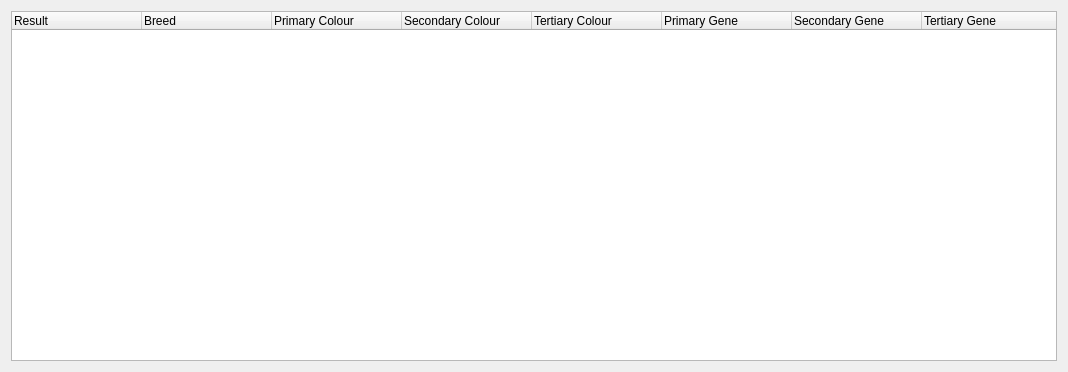
The window that pairingresultsdialog.ui (TheCalpolMan/flight-rising-breeding-tracker) describes before a commit, drawn with Qt 5.
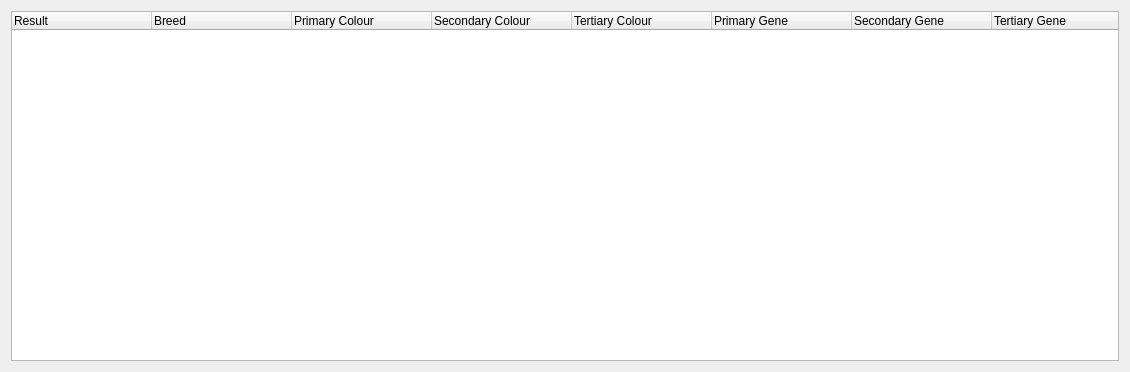
The same window after the commit.

What changed in the file:
```diff
--- a/pairingresultsdialog.ui
+++ b/pairingresultsdialog.ui
@@ -6,7 +6,7 @@
    <rect>
     <x>0</x>
     <y>0</y>
-    <width>1068</width>
+    <width>1130</width>
     <height>372</height>
    </rect>
   </property>
@@ -20,7 +20,7 @@
       <bool>true</bool>
      </attribute>
      <attribute name="headerDefaultSectionSize">
-      <number>130</number>
+      <number>140</number>
      </attribute>
      <column>
       <property name="text">
```
